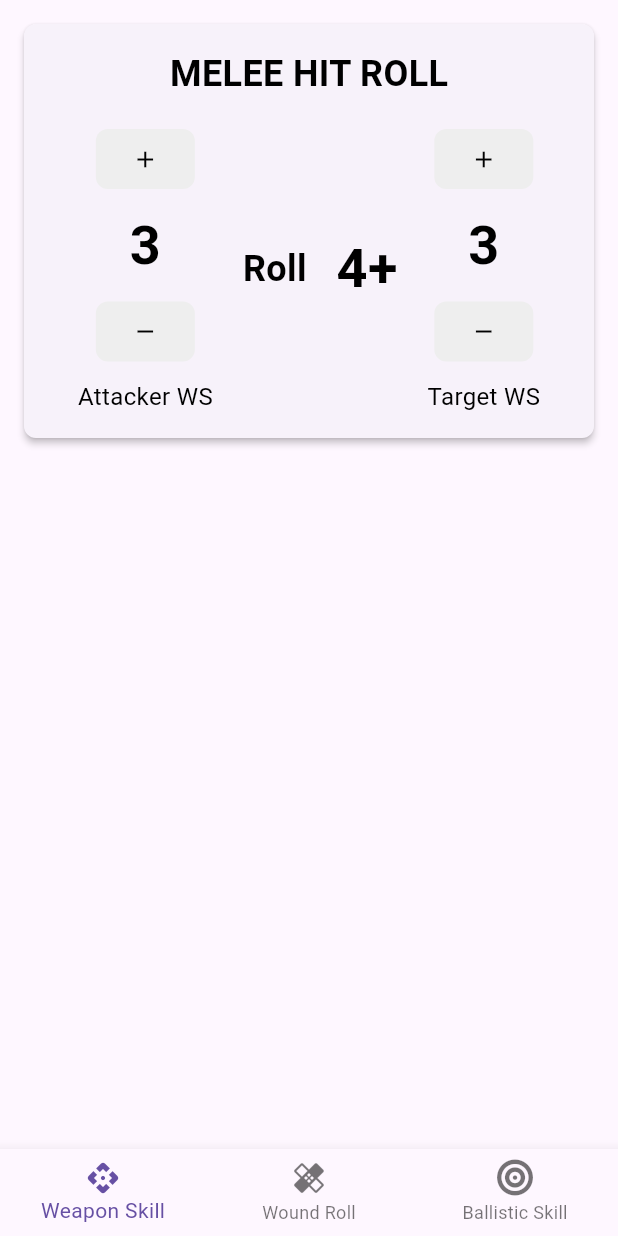
After one commit to rut13/mordheim-utils, a Flutter app: the screen it shows after launch, on a phone screen of 412 x 824 dp. The commit adds this screen. Run offline on Flutter 3.47's test engine with Material 3 defaults, Android fonts, the phone set to English and light mode, and no system bars; our stand-ins replace font_awesome_flutter; missing offline and left inert: dart:js.

Commit message:
add other pages

```diff
--- /dev/null
+++ b/app/lib/src/main.dart
@@ -0,0 +1,53 @@
+import 'package:app/src/ballistic_skill.dart';
+import 'package:app/src/strength_toughness.dart';
+import 'package:app/src/weapon_skill.dart';
+import 'package:flutter/material.dart';
+import 'package:font_awesome_flutter/font_awesome_flutter.dart';
+
+class MainPage extends StatefulWidget {
+  const MainPage({super.key});
+
+    static const routeName = '/main';
+
+  @override
+  State<StatefulWidget> createState() => _MainPageState();
+}
+
+class _MainPageState extends State<MainPage> {
+  int _currentIndex = 0;
+
+  final List<Widget> _pages = [
+    const WeaponSkillPage(),
+    const StrengthToughnessPage(),
+    const BallisticSkillPage()
+  ];
+
+  @override
+  Widget build(BuildContext context) {
+    return Scaffold(
+      body: _pages[_currentIndex], // Switch between pages based on index
+      bottomNavigationBar: BottomNavigationBar(
+        currentIndex: _currentIndex,
+        onTap: (index) {
+          setState(() {
+            _currentIndex = index;
+          });
+        },
+        items: const [
+          BottomNavigationBarItem(
+            icon: Icon(Icons.api_rounded),
+            label: 'Weapon Skill',
+          ),
+          BottomNavigationBarItem(
+            icon: Icon(Icons.healing),
+            label: 'Wound Roll',
+          ),
+          BottomNavigationBarItem(
+            icon: Icon(FontAwesomeIcons.bullseye),
+            label: 'Ballistic Skill',
+          ),
+        ],
+      ),
+    );
+  }
+}
--- /dev/null
+++ b/app/lib/src/roll_button_group.dart
@@ -0,0 +1,95 @@
+import 'package:flutter/material.dart';
+
+class RollButtonGroup extends StatefulWidget {
+  final String label;
+  final int initialValue;
+  final ValueChanged<int> onChanged;
+
+  const RollButtonGroup({
+    super.key,
+    required this.label,
+    required this.initialValue,
+    required this.onChanged,
+  });
+
+  @override
+  State<StatefulWidget> createState() => _RollButtonGroupState();
+}
+
+class _RollButtonGroupState extends State<RollButtonGroup> {
+  late int _value;
+
+  @override
+  void initState() {
+    super.initState();
+    _value = widget.initialValue;
+  }
+
+  void _increment() {
+    setState(() {
+      if (_value < 10) {
+        _value++;
+        widget
+            .onChanged(_value); // Call the provided callback when value changes
+      }
+    });
+  }
+
+  void _decrement() {
+    setState(() {
+      if (_value > 1) {
+        _value--;
+        widget
+            .onChanged(_value); // Call the provided callback when value changes
+      }
+    });
+  }
+
+  @override
+  Widget build(BuildContext context) {
+    return Column(
+      children: [
+        ElevatedButton(
+          onPressed: _increment,
+          style: ElevatedButton.styleFrom(
+            shape: RoundedRectangleBorder(
+              borderRadius: BorderRadius.circular(8),
+            ),
+            backgroundColor: Colors.grey[200],
+            elevation: 0,
+          ),
+          child: const Icon(Icons.add, color: Colors.black),
+        ),
+        const SizedBox(height: 8),
+        Text(
+          '$_value',
+          style: const TextStyle(
+            fontSize: 36,
+            fontWeight: FontWeight.bold,
+            color: Colors.black,
+          ),
+        ),
+        const SizedBox(height: 8),
+        ElevatedButton(
+          onPressed: _decrement,
+          style: ElevatedButton.styleFrom(
+            shape: RoundedRectangleBorder(
+              borderRadius: BorderRadius.circular(8),
+            ),
+            backgroundColor: Colors.grey[200],
+            elevation: 0,
+          ),
+          child: const Icon(Icons.remove, color: Colors.black),
+        ),
+        const SizedBox(height: 8),
+        Text(
+          widget.label,
+          style: const TextStyle(
+            fontSize: 16,
+            color: Colors.black,
+          ),
+        ),
+      ],
+    );
+  }
+}
--- a/app/lib/src/sample_feature/sample_item.dart
+++ /dev/null
@@ -1,6 +0,0 @@
-/// A placeholder class that represents an entity or model.
-class SampleItem {
-  const SampleItem(this.id);
-
-  final int id;
-}
--- /dev/null
+++ b/app/lib/src/weapon_skill.dart
@@ -0,0 +1,106 @@
+// ignore: avoid_web_libraries_in_flutter
+import 'dart:js' as js;
+import 'package:flutter/material.dart';
+import 'roll_button_group.dart';
+
+class WeaponSkillPage extends StatefulWidget {
+  const WeaponSkillPage({super.key});
+  static const routeName = '/weapon_skill';
+
+  @override
+  State<StatefulWidget> createState() => _WeaponSkillPageState();
+}
+
+class _WeaponSkillPageState extends State<WeaponSkillPage> {
+  int attackerWS = 3;
+  int targetWS = 3;
+  int rollValue = 4;
+
+  void _calculateRoll(int attackerWS, int targetWS) {
+    setState(() {
+      rollValue =
+          js.context.callMethod('resolveWeaponSkill', [attackerWS, targetWS]);
+    });
+  }
+
+  Card getCard() {
+    return Card(
+      elevation: 2,
+      margin: const EdgeInsets.all(16),
+      shape: RoundedRectangleBorder(
+        borderRadius: BorderRadius.circular(8),
+      ),
+      child: Padding(
+        padding: const EdgeInsets.all(16),
+        child: Column(
+          mainAxisSize: MainAxisSize.min,
+          children: [
+            const Text(
+              'MELEE HIT ROLL',
+              style: TextStyle(
+                fontSize: 24,
+                fontWeight: FontWeight.bold,
+                color: Colors.black,
+              ),
+            ),
+            const SizedBox(height: 16),
+            Row(
+              mainAxisAlignment: MainAxisAlignment.spaceEvenly,
+              children: [
+                Column(
+                  children: [
+                    RollButtonGroup(
+                      label: 'Attacker WS',
+                      initialValue: attackerWS,
+                      onChanged: (value) {
+                        setState(() {
+                          attackerWS = value;
+                        });
+                        _calculateRoll(attackerWS, targetWS);
+                      },
+                    ),
+                  ],
+                ),
+                const Text(
+                  'Roll',
+                  style: TextStyle(
+                    fontSize: 24,
+                    fontWeight: FontWeight.bold,
+                    color: Colors.black,
+                  ),
+                ),
+                Text(
+                  '$rollValue+',
+                  style: const TextStyle(
+                    fontSize: 36,
+                    fontWeight: FontWeight.bold,
+                    color: Colors.black,
+                  ),
+                ),
+                Column(
+                  children: [
+                    RollButtonGroup(
+                      label: 'Target WS',
+                      initialValue: targetWS,
+                      onChanged: (value) {
+                        setState(() {
+                          targetWS = value;
+                        });
+                        _calculateRoll(attackerWS, targetWS);
+                      },
+                    ),
+                  ],
+                ),
+              ],
+            ),
+          ],
+        ),
+      ),
+    );
+  }
+
+  @override
+  Widget build(BuildContext context) {
+    return getCard();
+  }
+}
--- a/app/pubspec.yaml
+++ b/app/pubspec.yaml
@@ -14,6 +14,7 @@ dependencies:
     sdk: flutter
   flutter_localizations:
     sdk: flutter
+  font_awesome_flutter: ^10.7.0
 
 dev_dependencies:
   flutter_test:
```
Also changed, not shown: app/lib/src/app.dart (+3 -7 lines), app/lib/src/ballistic_skill.dart (added, +91 -0 lines), app/lib/src/sample_feature/sample_item_details_view.dart (deleted, +0 -20 lines), app/lib/src/sample_feature/sample_item_list_view.dart (deleted, +0 -71 lines), app/lib/src/strength_toughness.dart (added, +106 -0 lines), app/lib/src/test.dart (deleted, +0 -191 lines), app/pubspec.lock, 1 other file.
